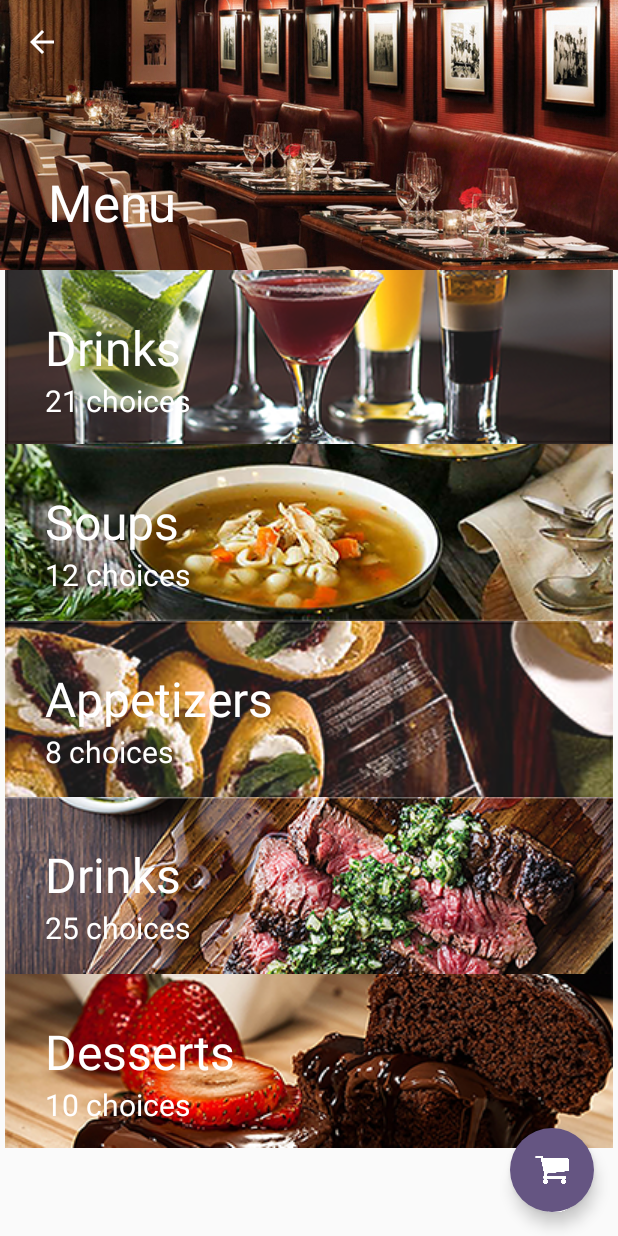
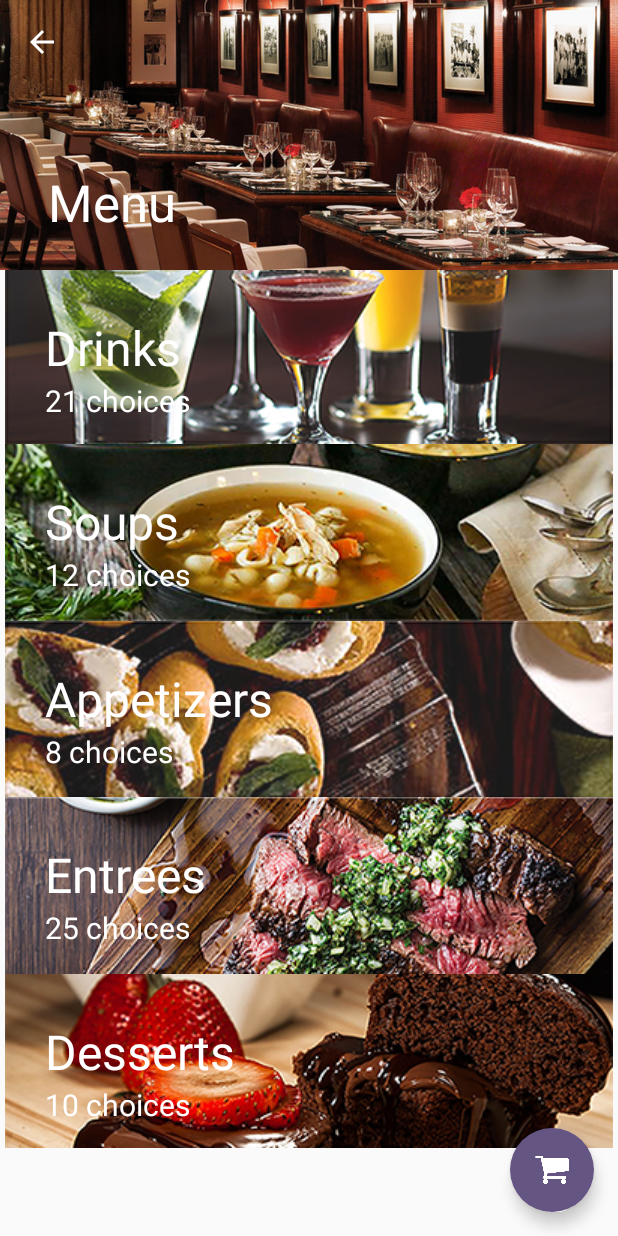
Before and after one commit to JeeviteshJuneja/UI_Functional_Prototype, an Android app: the screen it shows after launch (MainMenu), on a phone screen of 412 x 824 dp. Run offline under Robolectric (Android 15) with nearby library versions, the phone set to English and light mode, and no system bars.

Commit message:
Add Entree button

```diff
--- a/app/src/main/res/layout/content_main_menu.xml
+++ b/app/src/main/res/layout/content_main_menu.xml
@@ -133,12 +133,12 @@
                 android:layout_height="wrap_content"
                 android:src="@drawable/entree_crop"
                 android:background="?android:selectableItemBackground"
-                />
+                android:onClick="gotoEntree"/>
             <TextView
                 android:id="@+id/entree_text"
                 android:layout_width="wrap_content"
                 android:layout_height="wrap_content"
-                android:text="Drinks"
+                android:text="Entrees"
                 android:textColor="@android:color/white"
                 android:textSize="32sp"
                 android:paddingLeft="30dp"
@@ -166,7 +166,8 @@
                 android:layout_width="match_parent"
                 android:layout_height="wrap_content"
                 android:src="@drawable/dessert"
-                android:background="?android:selectableItemBackground"/>
+                android:background="?android:selectableItemBackground"
+                android:onClick="gotoDessert"/>
             <TextView
                 android:id="@+id/dessert_text"
                 android:layout_width="wrap_content"
```
Also changed, not shown: app/src/main/java/com/example/ui_functional_prototype/MainMenu.java (+21 -0 lines).
